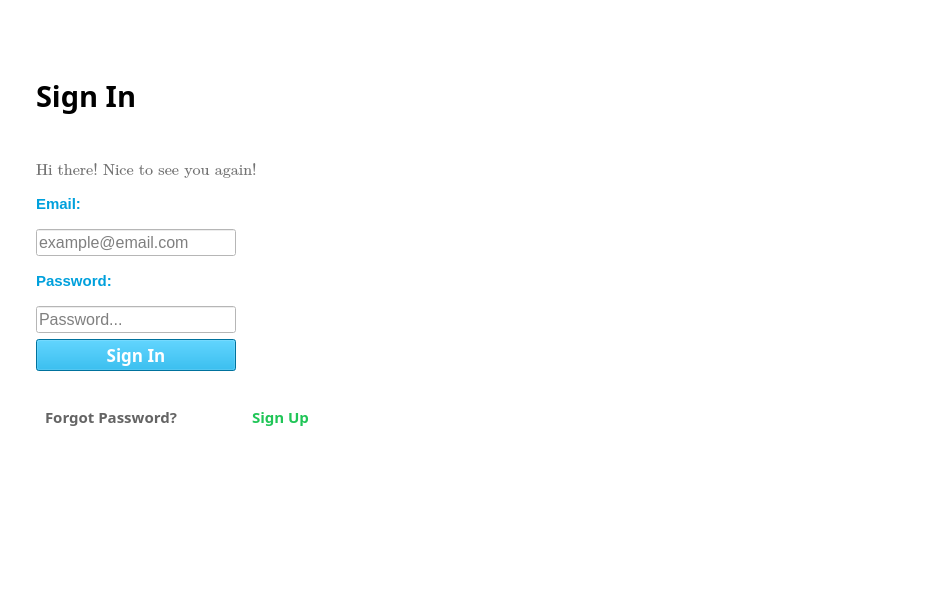
Qt form User Interface/WeatherApp.ui (sarscheps/Project---UI-Communications) before a commit.
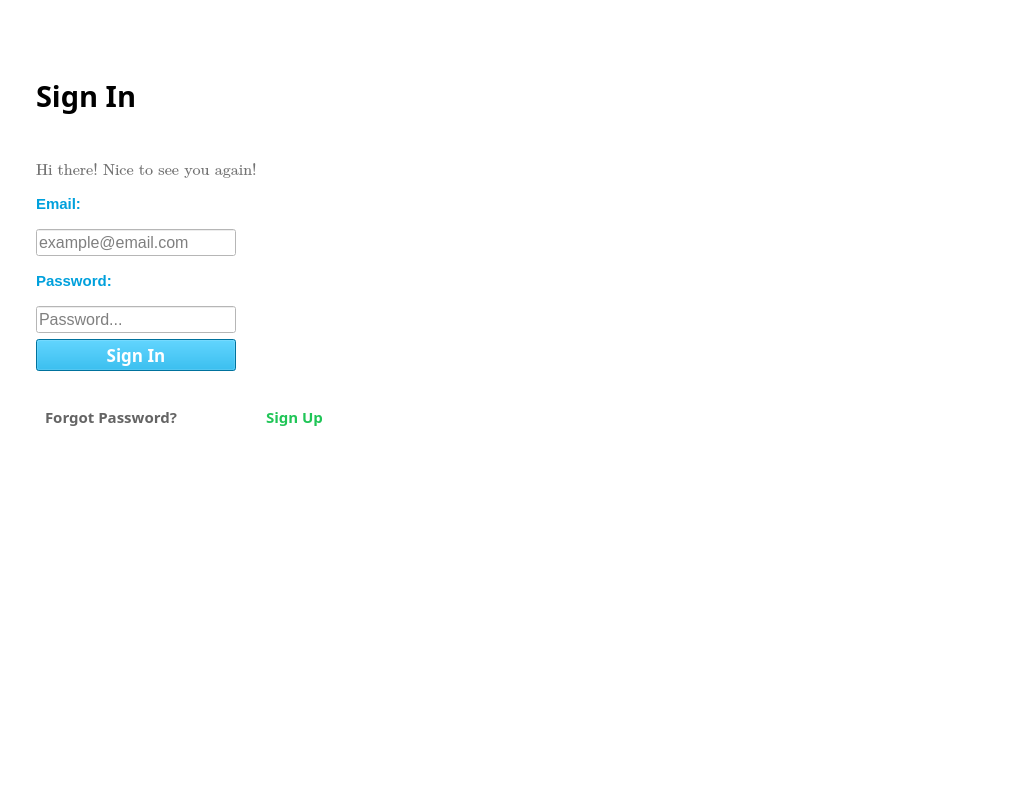
The same form after that commit. The open tabs and pages were chosen to show the change. Icons and pictures are not drawn. Custom widgets are drawn as their Qt base class.

What changed in the file:
```diff
--- a/User Interface/WeatherApp.ui
+++ b/User Interface/WeatherApp.ui
@@ -6,8 +6,8 @@
    <rect>
     <x>0</x>
     <y>0</y>
-    <width>948</width>
-    <height>596</height>
+    <width>1022</width>
+    <height>791</height>
    </rect>
   </property>
   <property name="sizePolicy">
@@ -678,11 +678,25 @@
                                           <widget class="QWidget" name="humidityPlotWidgetPage">
                                            <layout class="QVBoxLayout" name="verticalLayout_25">
                                             <item>
-                                             <layout class="QVBoxLayout" name="verticalLayout_6">
-                                              <item>
-                                               <widget class="QGraphicsView" name="humidityGraphicViewWidget"/>
-                                              </item>
-                                             </layout>
+                                             <widget class="QWidget" name="humidityPlotWidget" native="true">
+                                              <layout class="QVBoxLayout" name="verticalLayout_7">
+                                               <property name="leftMargin">
+                                                <number>0</number>
+                                               </property>
+                                               <property name="topMargin">
+                                                <number>0</number>
+                                               </property>
+                                               <property name="rightMargin">
+                                                <number>0</number>
+                                               </property>
+                                               <property name="bottomMargin">
+                                                <number>0</number>
+                                               </property>
+                                               <item>
+                                                <layout class="QVBoxLayout" name="humidityPlotPageLayout"/>
+                                               </item>
+                                              </layout>
+                                             </widget>
                                             </item>
                                            </layout>
                                           </widget>
@@ -2623,13 +2637,88 @@
                 </layout>
                </widget>
               </item>
+             </layout>
+            </widget>
+           </item>
+           <item>
+            <widget class="QWidget" name="widget_2" native="true">
+             <layout class="QVBoxLayout" name="verticalLayout_6">
               <item>
-               <widget class="QLabel" name="nydecLogo">
-                <property name="text">
-                 <string>&lt;html&gt;&lt;head/&gt;&lt;body&gt;&lt;p&gt;&lt;img src=&quot;:/Nydec_pic/Nydec_pic/Screenshot 2024-04-09 110121.png&quot;/&gt;&lt;/p&gt;&lt;/body&gt;&lt;/html&gt;</string>
+               <spacer name="verticalSpacer_12">
+                <property name="orientation">
+                 <enum>Qt::Vertical</enum>
                 </property>
+                <property name="sizeType">
+                 <enum>QSizePolicy::Preferred</enum>
+                </property>
+                <property name="sizeHint" stdset="0">
+                 <size>
+                  <width>20</width>
+                  <height>40</height>
+                 </size>
+                </property>
+               </spacer>
+              </item>
+              <item>
+               <widget class="QWidget" name="widget_3" native="true">
+                <layout class="QHBoxLayout" name="horizontalLayout_4">
+                 <property name="leftMargin">
+                  <number>9</number>
+                 </property>
+                 <item>
+                  <spacer name="horizontalSpacer_5">
+                   <property name="orientation">
+                    <enum>Qt::Horizontal</enum>
+                   </property>
+                   <property name="sizeType">
+                    <enum>QSizePolicy::Preferred</enum>
+                   </property>
+                   <property name="sizeHint" stdset="0">
+                    <size>
+                     <width>40</width>
+                     <height>20</height>
+                    </size>
+                   </property>
+                  </spacer>
+                 </item>
+                 <item>
+                  <widget class="QLabel" name="nydecLogo"/>
+                 </item>
+                 <item>
+                  <spacer name="horizontalSpacer_6">
+                   <property name="orientation">
+                    <enum>Qt::Horizontal</enum>
+                   </property>
+                   <property name="sizeType">
+                    <enum>QSizePolicy::Preferred</enum>
+                   </property>
+                   <property name="sizeHint" stdset="0">
+                    <size>
+                     <width>40</width>
+                     <height>20</height>
+                    </size>
+                   </property>
+                  </spacer>
+                 </item>
+                </layout>
                </widget>
               </item>
+              <item>
+               <spacer name="verticalSpacer_13">
+                <property name="orientation">
+                 <enum>Qt::Vertical</enum>
+                </property>
+                <property name="sizeType">
+                 <enum>QSizePolicy::Preferred</enum>
+                </property>
+                <property name="sizeHint" stdset="0">
+                 <size>
+                  <width>20</width>
+                  <height>40</height>
+                 </size>
+                </property>
+               </spacer>
+              </item>
              </layout>
             </widget>
            </item>
```
Left out of the diff: 22 changed lines with no effect on the pictures.
